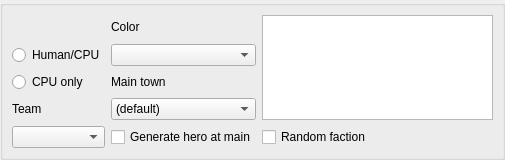
This is mapeditor/playerparams.ui in vcmi/vcmi as Qt 5 draws it before an edit. The edited form follows.
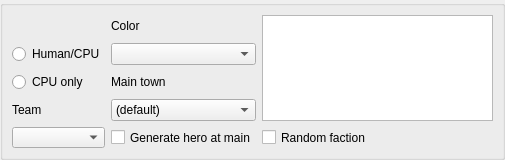
This is the edited form.

Commit message: Auto-adjust size

The edit to the form file:
```diff
--- a/mapeditor/playerparams.ui
+++ b/mapeditor/playerparams.ui
@@ -11,7 +11,7 @@
    </rect>
   </property>
   <property name="sizePolicy">
-   <sizepolicy hsizetype="Preferred" vsizetype="Preferred">
+   <sizepolicy hsizetype="Minimum" vsizetype="Minimum">
     <horstretch>0</horstretch>
     <verstretch>0</verstretch>
    </sizepolicy>
@@ -51,10 +51,23 @@
      </property>
      <layout class="QGridLayout" name="gridLayout">
       <item row="4" column="0">
-       <widget class="QComboBox" name="teamId"/>
+       <widget class="QComboBox" name="teamId">
+        <property name="sizePolicy">
+         <sizepolicy hsizetype="Preferred" vsizetype="Preferred">
+          <horstretch>0</horstretch>
+          <verstretch>0</verstretch>
+         </sizepolicy>
+        </property>
+       </widget>
       </item>
       <item row="4" column="1">
        <widget class="QCheckBox" name="generateHero">
+        <property name="sizePolicy">
+         <sizepolicy hsizetype="Minimum" vsizetype="Preferred">
+          <horstretch>0</horstretch>
+          <verstretch>0</verstretch>
+         </sizepolicy>
+        </property>
         <property name="text">
          <string>Generate hero at main</string>
         </property>
@@ -62,6 +75,12 @@
       </item>
       <item row="4" column="2">
        <widget class="QCheckBox" name="randomFaction">
+        <property name="sizePolicy">
+         <sizepolicy hsizetype="Minimum" vsizetype="Preferred">
+          <horstretch>0</horstretch>
+          <verstretch>0</verstretch>
+         </sizepolicy>
+        </property>
         <property name="text">
          <string>Random faction</string>
         </property>
@@ -76,6 +95,12 @@
       </item>
       <item row="2" column="0">
        <widget class="QRadioButton" name="radioCpu">
+        <property name="sizePolicy">
+         <sizepolicy hsizetype="Minimum" vsizetype="Preferred">
+          <horstretch>0</horstretch>
+          <verstretch>0</verstretch>
+         </sizepolicy>
+        </property>
         <property name="text">
          <string>CPU only</string>
         </property>
@@ -83,6 +108,12 @@
       </item>
       <item row="1" column="0">
        <widget class="QRadioButton" name="radioHuman">
+        <property name="sizePolicy">
+         <sizepolicy hsizetype="Minimum" vsizetype="Preferred">
+          <horstretch>0</horstretch>
+          <verstretch>0</verstretch>
+         </sizepolicy>
+        </property>
         <property name="text">
          <string>Human/CPU</string>
         </property>
@@ -112,6 +143,12 @@
       </item>
       <item row="3" column="1">
        <widget class="QComboBox" name="mainTown">
+        <property name="sizePolicy">
+         <sizepolicy hsizetype="Preferred" vsizetype="Preferred">
+          <horstretch>0</horstretch>
+          <verstretch>0</verstretch>
+         </sizepolicy>
+        </property>
         <item>
          <property name="text">
           <string>(default)</string>
@@ -127,7 +164,14 @@
        </widget>
       </item>
       <item row="1" column="1">
-       <widget class="QComboBox" name="playerColorCombo"/>
+       <widget class="QComboBox" name="playerColorCombo">
+        <property name="sizePolicy">
+         <sizepolicy hsizetype="Preferred" vsizetype="Preferred">
+          <horstretch>0</horstretch>
+          <verstretch>0</verstretch>
+         </sizepolicy>
+        </property>
+       </widget>
       </item>
       <item row="0" column="1">
        <widget class="QLabel" name="label">
```
